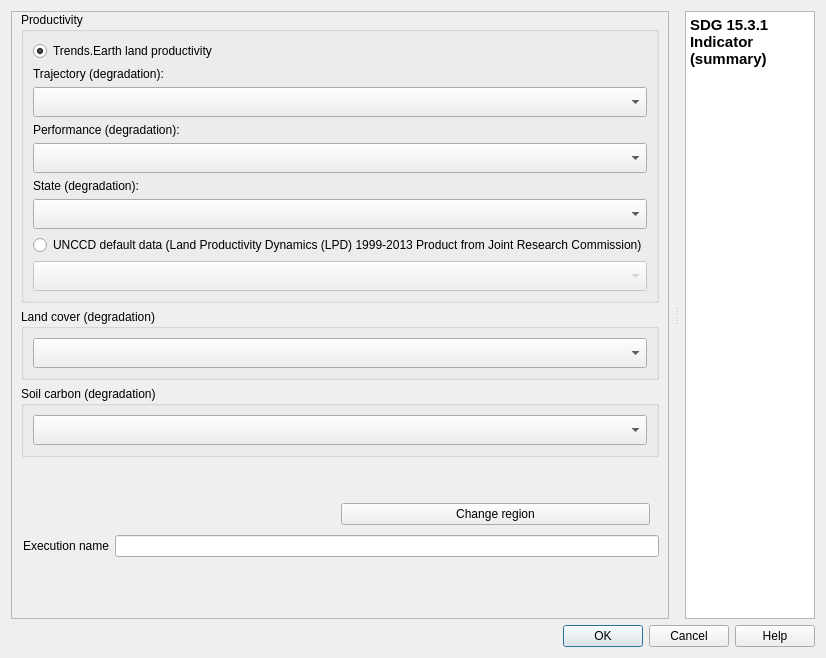
Qt form LDMP/gui/DlgCalculateLDNSummaryTableAdmin.ui (ConservationInternational/trends.earth) before a commit.
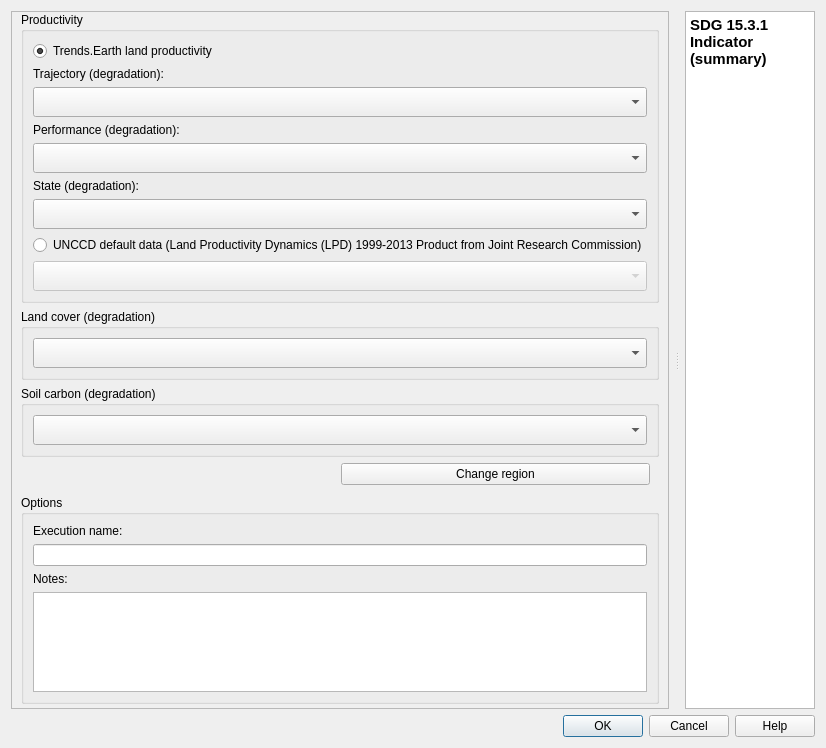
The same form after that commit. Custom widgets are drawn as their Qt base class.

Commit message: updated algorithms dialog to include options group box

```diff
--- a/LDMP/gui/DlgCalculateLDNSummaryTableAdmin.ui
+++ b/LDMP/gui/DlgCalculateLDNSummaryTableAdmin.ui
@@ -421,24 +421,58 @@
         </layout>
        </item>
        <item>
-        <layout class="QHBoxLayout" name="horizontalLayout_2">
-         <property name="leftMargin">
-          <number>2</number>
+        <widget class="QgsCollapsibleGroupBox" name="options_group">
+         <property name="title">
+          <string>Options</string>
          </property>
+         <property name="collapsed">
+          <bool>true</bool>
+         </property>
+         <layout class="QVBoxLayout" name="verticalLayout_2">
          <item>
           <widget class="QLabel" name="execution_name_la">
            <property name="toolTip">
             <string>Auto generated name for the task which can be edited</string>
            </property>
            <property name="text">
-            <string>Execution name</string>
+             <string>Execution name:</string>
            </property>
           </widget>
          </item>
          <item>
           <widget class="QLineEdit" name="execution_name_le"/>
          </item>
-        </layout>
+          <item>
+           <widget class="QLabel" name="task_notes_la">
+            <property name="text">
+             <string>Notes:</string>
+            </property>
+           </widget>
+          </item>
+          <item>
+           <widget class="QTextEdit" name="task_notes">
+            <property name="sizePolicy">
+             <sizepolicy hsizetype="Expanding" vsizetype="Minimum">
+              <horstretch>0</horstretch>
+              <verstretch>0</verstretch>
+             </sizepolicy>
+            </property>
+            <property name="minimumSize">
+             <size>
+              <width>0</width>
+              <height>0</height>
+             </size>
+            </property>
+            <property name="maximumSize">
+             <size>
+              <width>16777215</width>
+              <height>100</height>
+             </size>
+            </property>
+           </widget>
+          </item>
+         </layout>
+        </widget>
        </item>
        <item>
         <spacer name="verticalSpacer_2">
@@ -497,15 +531,21 @@
  </widget>
  <customwidgets>
   <customwidget>
-   <class>WidgetDataIOSelectTELayerImport</class>
-   <extends>QComboBox</extends>
-   <header>LDMP/data_io.h</header>
+   <class>QgsCollapsibleGroupBox</class>
+   <extends>QGroupBox</extends>
+   <header>qgis.gui</header>
+   <container>1</container>
   </customwidget>
   <customwidget>
    <class>WidgetDataIOSelectTELayerExisting</class>
    <extends>QComboBox</extends>
    <header>LDMP/data_io</header>
   </customwidget>
+  <customwidget>
+   <class>WidgetDataIOSelectTELayerImport</class>
+   <extends>QComboBox</extends>
+   <header>LDMP/data_io.h</header>
+  </customwidget>
  </customwidgets>
  <resources/>
  <connections>
```
Left out of the diff: 3 changed lines with no effect on the pictures. Lines whose indentation alone changed are shown as unchanged. The commit also changes 10 other files.
